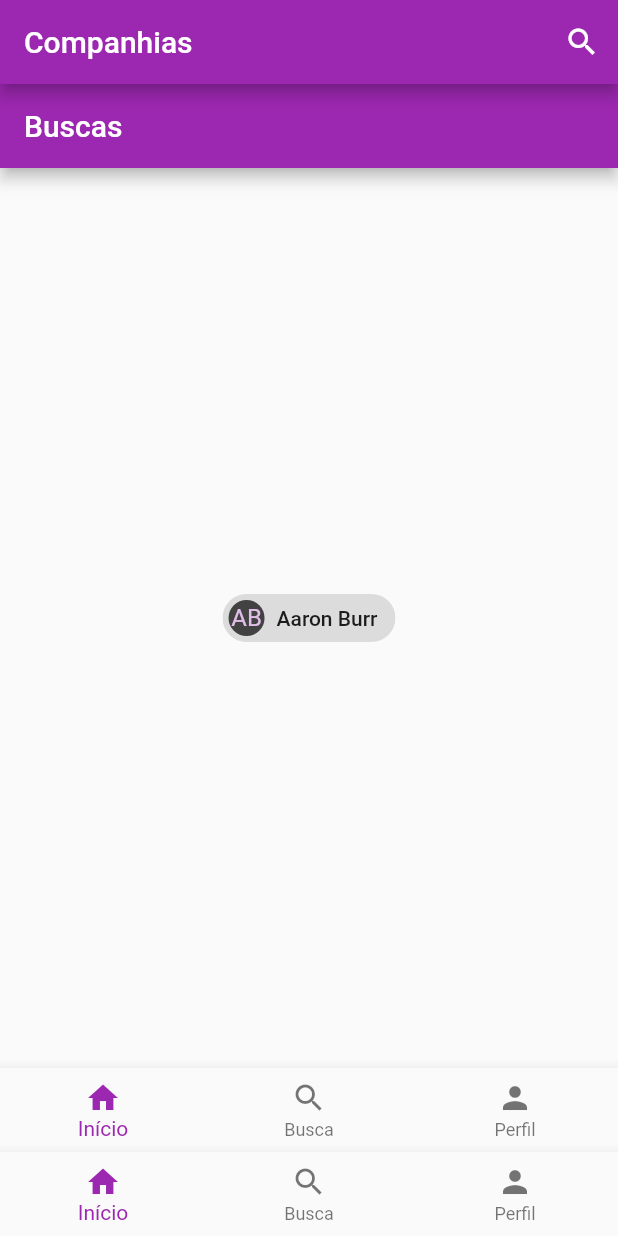
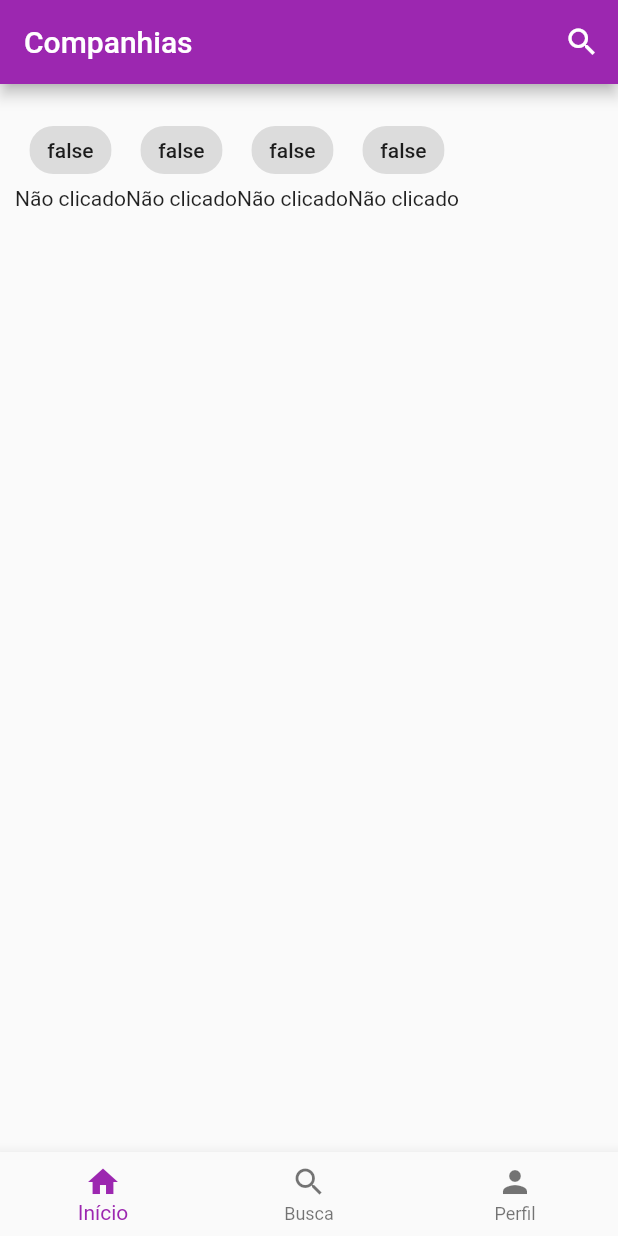
Before and after one commit to Weberth1233/project_voo, a Flutter app: the screen it shows after launch, on a phone screen of 412 x 824 dp. Run offline on Flutter 3.47's test engine with Material 2 defaults, Android fonts, the phone set to English and light mode, and no system bars.

Commit message:
Alterações em alguns pages e components

```diff
--- /dev/null
+++ b/lib/components/chip_component.dart
@@ -0,0 +1,36 @@
+import 'package:flutter/material.dart';
+
+class ChipComponent extends StatefulWidget {
+  final String texto;
+
+  ChipComponent({Key? key, required this.texto});
+  @override
+  _ChipComponentState createState() => _ChipComponentState();
+}
+
+class _ChipComponentState extends State<ChipComponent> {
+  bool clique = false;
+
+  void cliquei(){
+    setState(() {
+      clique = !clique;
+    });
+  }
+
+  @override
+  Widget build(BuildContext context) {
+    final recebe = clique == true ? const Text("Olá mundo") : const Text('Não clicado');
+
+    return Column(
+      children: [
+        ActionChip(label: Text(clique.toString()),
+        onPressed:cliquei,
+        ),
+        Container(
+          child: recebe,
+        )
+      ],
+    );
+
+  }
+}
--- a/lib/components/companhias_component.dart
+++ b/lib/components/companhias_component.dart
@@ -9,7 +9,10 @@ class CompanhiaTile extends StatelessWidget {
 
   @override
   Widget build(BuildContext context) {
-    final avatar = companhia.url == null || companhia.url.isEmpty ? CircleAvatar(child: Icon(Icons.person)) : CircleAvatar(backgroundImage: NetworkImage(companhia.url));
+    final avatar = companhia.url == null ||
+    companhia.url.isEmpty ? CircleAvatar(child: Icon(Icons.person)) :
+    CircleAvatar(backgroundImage: NetworkImage(companhia.url));
+
     return ListTile(
       leading: avatar,
       title: Text(
--- a/lib/main.dart
+++ b/lib/main.dart
@@ -1,11 +1,12 @@
 import 'package:flutter/material.dart';
 import 'package:project_decolar/pages/buscas_page.dart';
 import 'components/botom_component.dart';
-import 'pages/companhias_page.dart';
 
-void main() => runApp(MyApp());
+void main() => runApp(const MyApp());
 
 class MyApp extends StatelessWidget {
+  const MyApp({Key? key}) : super(key: key);
+
   // This widget is the root of your application.
   @override
   Widget build(BuildContext context) {
--- a/lib/pages/buscas_page.dart
+++ b/lib/pages/buscas_page.dart
@@ -1,6 +1,5 @@
 import 'package:flutter/material.dart';
-import 'package:project_decolar/components/botom_component.dart';
-import 'package:project_decolar/components/card_viagens_component.dart';
+import 'package:project_decolar/components/chip_component.dart';
 
 class BuscasPage extends StatefulWidget {
 
@@ -15,21 +14,17 @@ class _BuscasPageState extends State<BuscasPage> {
   @override
   Widget build(BuildContext context) {
     return Scaffold(
-      appBar: AppBar(
-        title: Text("Buscas"),
-      ),
-      bottomNavigationBar:BottomNavigator(),
-
-      body: Center(
-        child: Chip(
-          avatar: CircleAvatar(
-            backgroundColor: Colors.grey.shade800,
-            child: const Text('AB'),
-          ),
-          label: const Text('Aaron Burr'),
-        ),
-      )
-    );
+        body: Container(
+            alignment: Alignment.topCenter,
+            margin: const EdgeInsets.only(top: 20, left: 10),
+            child: Row(
+              children: [
+                ChipComponent(texto: 'Cidades'),
+                ChipComponent(texto: 'Horário'),
+                ChipComponent(texto: 'Data'),
+                ChipComponent(texto: "Valor"),
+              ],
+            )));
 
   }
 }
```
